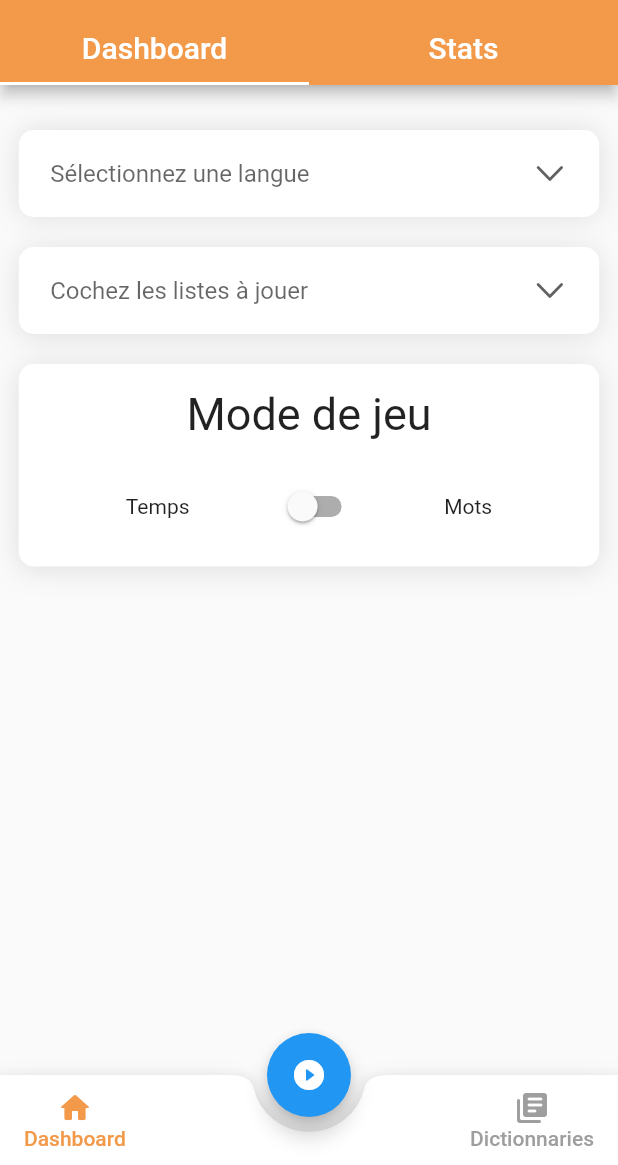
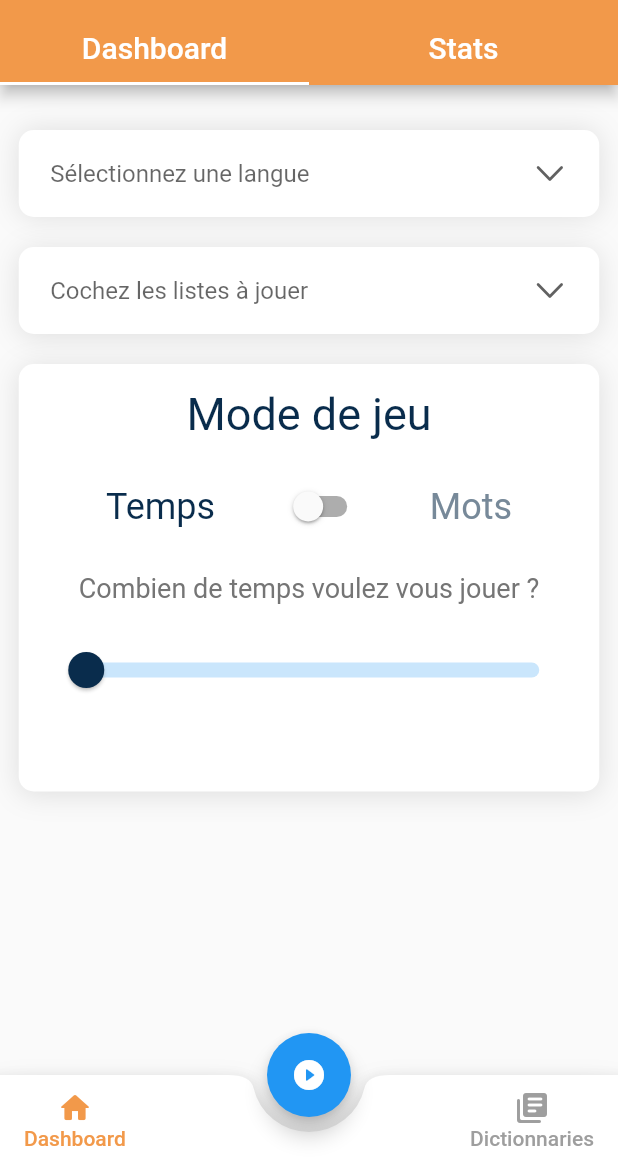
Before and after one commit to LargeWaffle/WidGetGood, a Flutter app: the screen it shows after launch, on a phone screen of 412 x 824 dp, the part 71-1236 px from its top. Run offline on Flutter 3.47's test engine with Material 2 defaults, Android fonts, the phone set to English and light mode, and no system bars.

Commit message:
Slider and switch working

```diff
--- a/app/lib/page/play.dart
+++ b/app/lib/page/play.dart
@@ -1,5 +1,14 @@
 import 'package:flutter/cupertino.dart';
 import 'package:flutter/material.dart';
+
+class SpacerContainer extends StatelessWidget {
+  final double insetValue;
+  SpacerContainer(this.insetValue);
+
+  Widget build(BuildContext context) {
+    return Container(padding: EdgeInsets.all(insetValue));
+  }
+}
 
 class Play extends StatefulWidget {
   @override
@@ -8,7 +17,10 @@ class Play extends StatefulWidget {
 
 class _PlayState extends State<Play> {
   List _lang = ["Japonais", "Anglais", "Chinois", "Italien"];
-  bool playModeSwitched = false;
+  bool isSwitched = false;
+  String switchDisplay = "Combien de temps voulez vous jouer ?";
+  double sliderValue = 0;
+  String sliderText = "";
 
   List<DropdownMenuItem<String>> _dropDownMenuItems =
       List<DropdownMenuItem<String>>.empty(growable: true);
@@ -34,16 +46,16 @@ class _PlayState extends State<Play> {
   Widget build(BuildContext context) {
     return new Center(
         child: Column(
+        children: [
+          SpacerContainer(15.0),
 
-          children: [
-            Container(padding: EdgeInsets.all(15.0)),
           new Container(
             width: MediaQuery.of(context).size.width - 25,
             padding: EdgeInsets.only(left: 16.0, right: 16.0),
             decoration: BoxDecoration(
               color: Colors.white,
               borderRadius: BorderRadius.circular(10), //border corner radius
-                boxShadow:[
+              boxShadow: [
                 BoxShadow(
                   color: Colors.grey.withOpacity(0.3), //color of shadow
                   spreadRadius: 0, //spread radius
@@ -54,13 +66,10 @@ class _PlayState extends State<Play> {
                 //you can set more BoxShadow() here
               ],
             ),
-
             child: Padding(
               padding: const EdgeInsets.all(5.0),
-
               child: DropdownButtonHideUnderline(
                 child: new DropdownButton(
-
                   isExpanded: true,
                   items: _dropDownMenuItems,
                   hint: Text("Sélectionnez une langue"),
@@ -69,15 +78,16 @@ class _PlayState extends State<Play> {
                 ),
               ),
             ),
+          ),
+          SpacerContainer(10.0),
 
-        ),Container(padding: EdgeInsets.all(10.0)),
           new Container(
             width: MediaQuery.of(context).size.width - 25,
             padding: EdgeInsets.only(left: 16.0, right: 16.0),
             decoration: BoxDecoration(
               color: Colors.white,
               borderRadius: BorderRadius.circular(10), //border corner radius
-                boxShadow:[
+              boxShadow: [
                 BoxShadow(
                   color: Colors.grey.withOpacity(0.3), //color of shadow
                   spreadRadius: 0, //spread radius
@@ -89,13 +99,10 @@ class _PlayState extends State<Play> {
                 //you can set more BoxShadow() here
               ],
             ),
-
             child: Padding(
               padding: const EdgeInsets.all(5.0),
-
               child: DropdownButtonHideUnderline(
                 child: new DropdownButton(
-
                   isExpanded: true,
                   items: _dropDownMenuItems,
                   hint: Text("Cochez les listes à jouer"),
@@ -104,20 +111,22 @@ class _PlayState extends State<Play> {
                 ),
               ),
             ),
-            ),Container(padding: EdgeInsets.all(10.0)),
+          ),
+          SpacerContainer(10.0),
+
           new Container(
             width: MediaQuery.of(context).size.width - 25,
             padding: EdgeInsets.all(16.0),
             decoration: BoxDecoration(
               color: Colors.white,
               borderRadius: BorderRadius.circular(10), //border corner radius
-                boxShadow:[
+              boxShadow: [
                 BoxShadow(
                   color: Colors.grey.withOpacity(0.3), //color of shadow
                   spreadRadius: 0, //spread radius
                   blurRadius: 15, // blur radius
                   offset: Offset(0, 2), // changes position of shadow
-                    //first paramerter of offset is left-right
+                  //first parameter of offset is left-right
                   //second parameter is top to down
                 ),
                 //you can set more BoxShadow() here
@@ -125,34 +134,102 @@ class _PlayState extends State<Play> {
             ),
             child: Column(
               children: [
-                  Text("Mode de jeu", style: TextStyle(fontSize: 30,), textAlign: TextAlign.center),
-                  Container(padding: EdgeInsets.all(10.0)),
+                Text("Mode de jeu",
+                    style: TextStyle(
+                        fontSize: 30, color: Color.fromRGBO(9, 44, 76, 1)),
+                    textAlign: TextAlign.center),
+
+                SpacerContainer(10.0),
+
                 Row(
                   mainAxisAlignment: MainAxisAlignment.spaceEvenly,
-                    children: [Text("Temps"),
-                      Switch(value: playModeSwitched, onChanged: (value) {
+                  children: [
+                    Text("Temps",
+                        style: TextStyle(
+                            fontSize: 24,
+                            color: isSwitched
+                                ? Color.fromRGBO(119, 137, 153, 1)
+                                : Color.fromRGBO(9, 44, 76, 1))),
+                    Switch(
+                        value: isSwitched,
+                        onChanged: (value) {
                           setState(() {
-                        playModeSwitched = value;
+                            isSwitched = value;
+                            togglePlayMode(isSwitched);
+                            sliderUpdate(sliderValue);
                           });
                         },
                         activeColor: Colors.indigo),
-                    Text("Mots")],
-                  )
+                    Text("Mots",
+                        style: TextStyle(
+                            fontSize: 24,
+                            color: isSwitched
+                                ? Color.fromRGBO(9, 44, 76, 1)
+                                : Color.fromRGBO(119, 137, 153, 1)))
+                  ],
+                ),
+                SpacerContainer(10.0),
+
+                Text(switchDisplay,
+                    style: TextStyle(
+                        fontSize: 18, color: Color.fromRGBO(117, 117, 117, 1))),
+                SpacerContainer(10.0),
+
+                SliderTheme(
+                  data: SliderTheme.of(context).copyWith(
+                      thumbShape: RoundSliderThumbShape(enabledThumbRadius: 12),
+                      trackHeight: 10,
+                      thumbColor: const Color.fromRGBO(9, 44, 76, 1),
+                      activeTrackColor: const Color.fromRGBO(9, 44, 76, 1)),
+                  child: Slider(
+                    value: sliderValue,
+                    min: 0,
+                    max: 100,
+                    divisions: 100,
+                    onChanged: (double value) {
+                      setState(() {
+                        sliderValue = value;
+                        sliderUpdate(sliderValue);
+                      });
+                    },
+                  ),
+                ),
+                SpacerContainer(10.0),
+                Text(sliderText,
+                    style: TextStyle(
+                        fontSize: 18, color: Color.fromRGBO(117, 117, 117, 1))),
               ],
             ),
           ),
         ],
-        ));
+      )
+    );
   }
 
-  void togglePlayMode(bool playModeSwitched){
+  void changedDropDownItem(String? selectedLang) {
     setState(() {
-      playModeSwitched = !playModeSwitched;
+      _currentLang = selectedLang!;
     });
   }
-  void changedDropDownItem(String? selectedCity) {
+
+  void togglePlayMode(bool isSwitched) {
     setState(() {
-      _currentLang = selectedCity!;
+      if (isSwitched) {
+        switchDisplay = "Combien de mots voulez vous ?";
+      } else {
+        switchDisplay = "Combien de temps voulez vous jouer ?";
+      }
     });
   }
+
+  void sliderUpdate(double sliderValue) {
+    var addonText = "";
+
+    if (isSwitched) {
+      addonText = " mots";
+    } else {
+      addonText = " minutes";
     }
+    sliderText = sliderValue.round().toString() + addonText;
+  }
+}
```
Also changed, not shown: 1 other file. Lines whose indentation alone changed are shown as unchanged.
